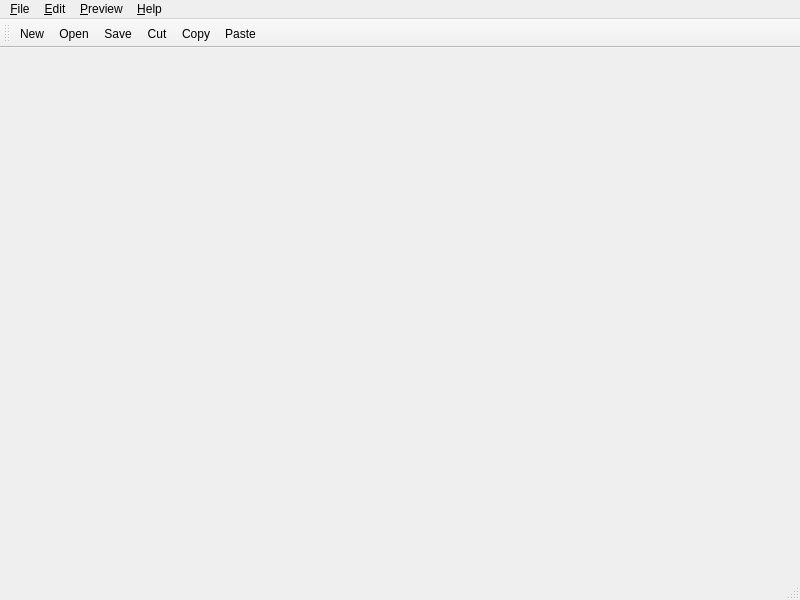
The window that quicktikz/main.ui (Svaling/quicktikz) describes before a commit, drawn with Qt 5.
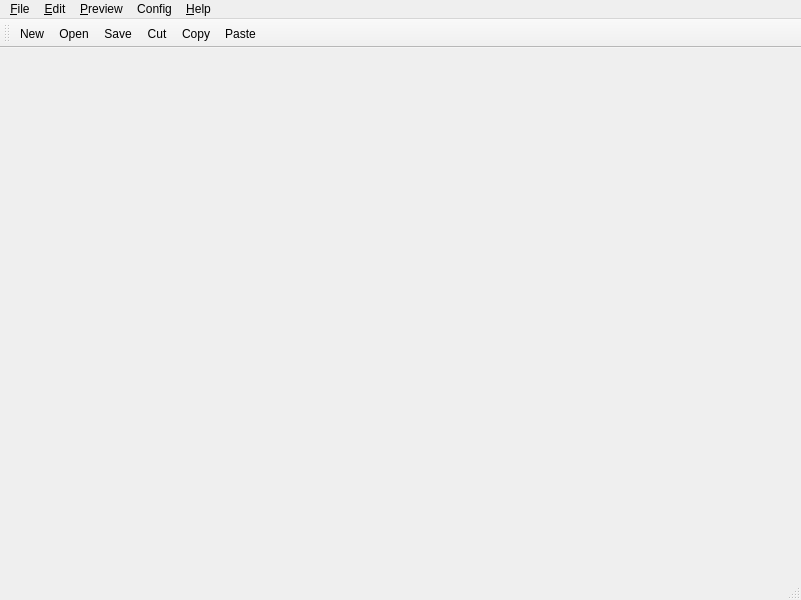
The same window after the commit. Icons and pictures are not drawn.

What changed in the file:
```diff
--- a/quicktikz/main.ui
+++ b/quicktikz/main.ui
@@ -6,7 +6,7 @@
    <rect>
     <x>0</x>
     <y>0</y>
-    <width>800</width>
+    <width>801</width>
     <height>600</height>
    </rect>
   </property>
@@ -19,7 +19,7 @@
     <rect>
      <x>0</x>
      <y>0</y>
-     <width>800</width>
+     <width>801</width>
      <height>28</height>
     </rect>
    </property>
@@ -64,9 +64,18 @@
     <addaction name="action_DpiIn"/>
     <addaction name="action_DpiOut"/>
    </widget>
+   <widget class="QMenu" name="menuConfig">
+    <property name="title">
+     <string>Config</string>
+    </property>
+    <addaction name="action_Template"/>
+    <addaction name="separator"/>
+    <addaction name="action_Options"/>
+   </widget>
    <addaction name="menu_File"/>
    <addaction name="menu_Edit"/>
    <addaction name="menu_Preview"/>
+   <addaction name="menuConfig"/>
    <addaction name="menu_Help"/>
   </widget>
   <widget class="QStatusBar" name="statusbar"/>
```
Left out of the diff: 13 changed lines with no effect on the pictures.
